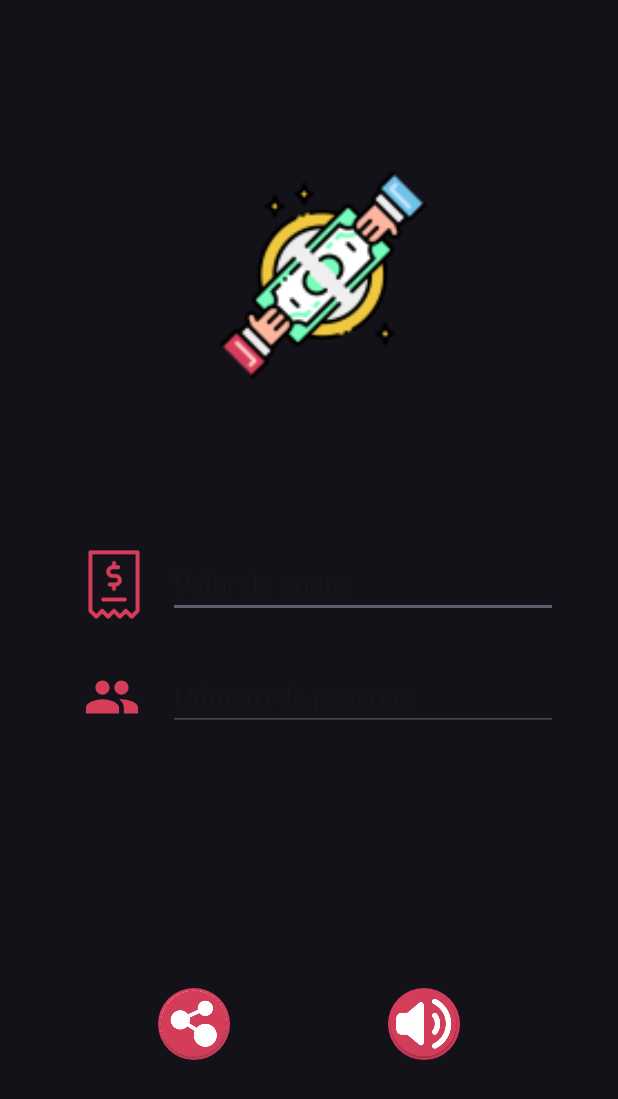
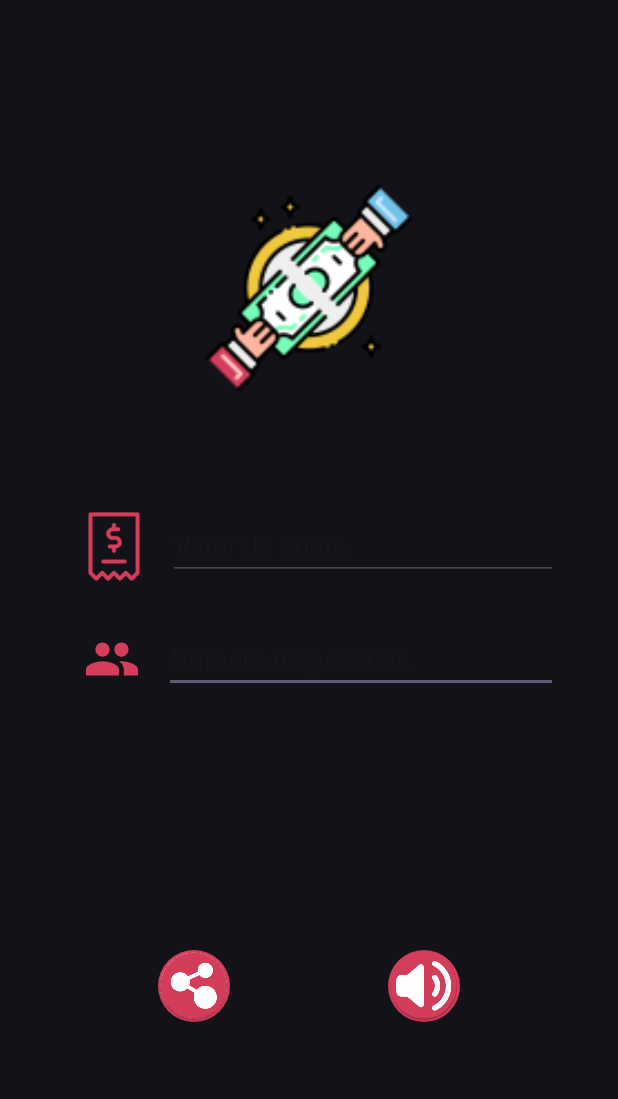
Before and after one commit to Hactchubas/RachaConta, an Android app: the screen it shows after launch (MainActivity), on a phone screen of 412 x 824 dp. Shown: the top 1099 px of the screen. Run offline under Robolectric (Android 15) with nearby library versions, the phone set to English and light mode, and no system bars.

Commit message:
Layout: started ladscape layout

```diff
--- a/app/src/main/AndroidManifest.xml
+++ b/app/src/main/AndroidManifest.xml
@@ -14,8 +14,7 @@
         tools:targetApi="31">
         <activity
             android:name=".MainActivity"
-            android:exported="true"
-            android:screenOrientation="portrait">
+            android:exported="true">
 
             <intent-filter>
                 <action android:name="android.intent.action.MAIN" />
--- a/app/src/main/java/com/example/rachaconta/MainActivity.kt
+++ b/app/src/main/java/com/example/rachaconta/MainActivity.kt
@@ -136,5 +136,4 @@ class MainActivity : AppCompatActivity() , TextToSpeech.OnInitListener{
 
     }
 
-
 }
--- /dev/null
+++ b/app/src/main/res/layout-land/activity_main.xml
@@ -0,0 +1,102 @@
+<?xml version="1.0" encoding="utf-8"?>
+<androidx.constraintlayout.widget.ConstraintLayout xmlns:android="http://schemas.android.com/apk/res/android"
+    xmlns:app="http://schemas.android.com/apk/res-auto"
+    xmlns:tools="http://schemas.android.com/tools"
+    android:id="@+id/main"
+    android:layout_width="match_parent"
+    android:layout_height="match_parent"
+    android:background="#141219"
+    tools:context=".MainActivity">
+
+    <TextView
+        android:id="@+id/result"
+        android:layout_width="wrap_content"
+        android:layout_height="wrap_content"
+        android:textAlignment="center"
+        android:textColor="#FFFFFF"
+        android:textSize="20sp"
+        android:textStyle="bold|italic"
+        tools:layout_editor_absoluteX="584dp"
+        tools:layout_editor_absoluteY="301dp" />
+
+    <ImageView
+        android:id="@+id/imageView"
+        android:layout_width="242dp"
+        android:layout_height="244dp"
+        android:layout_marginStart="40dp"
+        android:scaleType="fitXY"
+        app:layout_constraintBottom_toBottomOf="parent"
+        app:layout_constraintEnd_toStartOf="@+id/imageView4"
+        app:layout_constraintHorizontal_bias="0.5"
+        app:layout_constraintStart_toStartOf="parent"
+        app:layout_constraintTop_toTopOf="parent"
+        app:srcCompat="@mipmap/ic_launcher_foreground" />
+
+    <ImageButton
+        android:id="@+id/shareButton"
+        android:layout_width="48dp"
+        android:layout_height="48dp"
+        android:background="@drawable/roundshape_button"
+        app:srcCompat="@mipmap/share_icon"
+        tools:layout_editor_absoluteX="745dp"
+        tools:layout_editor_absoluteY="91dp" />
+
+    <ImageButton
+        android:id="@+id/soundButton"
+        android:layout_width="wrap_content"
+        android:layout_height="wrap_content"
+        android:background="@drawable/roundshape_button"
+        android:onClick="clickSpeak"
+        app:srcCompat="@mipmap/sound_icon"
+        tools:layout_editor_absoluteX="745dp"
+        tools:layout_editor_absoluteY="168dp" />
+
+    <EditText
+        android:id="@+id/billValue"
+        android:layout_width="0dp"
+        android:layout_height="wrap_content"
+        android:ems="10"
+        android:hint="Valor da conta"
+        android:inputType="numberDecimal"
+        android:textColor="#FFFFFF"
+        tools:layout_editor_absoluteX="366dp"
+        tools:layout_editor_absoluteY="91dp" />
+
+    <ImageView
+        android:id="@+id/imageView4"
+        android:layout_width="wrap_content"
+        android:layout_height="55dp"
+        android:layout_marginStart="20dp"
+        app:layout_constraintEnd_toStartOf="@+id/billValue"
+        app:layout_constraintHorizontal_bias="0.5"
+        app:layout_constraintStart_toEndOf="@+id/imageView"
+        app:layout_constraintTop_toTopOf="@+id/imageView"
+        app:srcCompat="@mipmap/bill_icon_round" />
+
+    <ImageView
+        android:id="@+id/imageView3"
+        android:layout_width="69dp"
+        android:layout_height="65dp"
+        app:srcCompat="@drawable/people_icon_foreground"
+        tools:layout_editor_absoluteX="305dp"
+        tools:layout_editor_absoluteY="158dp" />
+
+    <EditText
+        android:id="@+id/nPeople"
+        android:layout_width="195dp"
+        android:layout_height="wrap_content"
+        android:ems="10"
+        android:hint="Número de pessoas"
+        android:inputType="number"
+        android:textColor="#FFFFFF"
+        tools:layout_editor_absoluteX="374dp"
+        tools:layout_editor_absoluteY="168dp" />
+
+    <androidx.constraintlayout.widget.Guideline
+        android:id="@+id/guideline"
+        android:layout_width="wrap_content"
+        android:layout_height="wrap_content"
+        android:orientation="vertical"
+        app:layout_constraintGuide_begin="280dp" />
+
+</androidx.constraintlayout.widget.ConstraintLayout>
--- a/app/src/main/res/layout/activity_main.xml
+++ b/app/src/main/res/layout/activity_main.xml
@@ -8,31 +8,18 @@
     android:background="#141219"
     tools:context=".MainActivity">
 
-    <ScrollView
-        android:layout_width="match_parent"
-        android:layout_height="match_parent">
-
-        <LinearLayout
-            android:layout_width="match_parent"
-            android:layout_height="wrap_content"
-            android:orientation="vertical" >
-
-            <androidx.constraintlayout.widget.ConstraintLayout
-                android:layout_width="match_parent"
-                android:layout_height="match_parent">
-
     <EditText
         android:id="@+id/nPeople"
         android:layout_width="0dp"
         android:layout_height="wrap_content"
         android:layout_marginTop="30dp"
+        android:layout_marginEnd="40dp"
         android:ems="10"
         android:hint="Número de pessoas"
         android:inputType="number"
         android:textColor="#FFFFFF"
-                    app:layout_constraintEnd_toEndOf="@+id/billValue"
-                    app:layout_constraintHorizontal_bias="1.0"
-                    app:layout_constraintStart_toStartOf="@+id/billValue"
+        app:layout_constraintEnd_toEndOf="parent"
+        app:layout_constraintStart_toEndOf="@+id/imageView3"
         app:layout_constraintTop_toBottomOf="@+id/billValue" />
 
     <EditText
@@ -47,7 +34,8 @@
         app:layout_constraintBottom_toBottomOf="parent"
         app:layout_constraintEnd_toEndOf="parent"
         app:layout_constraintStart_toEndOf="@+id/imageView4"
-                    app:layout_constraintTop_toTopOf="parent" />
+        app:layout_constraintTop_toTopOf="parent"
+        app:layout_constraintVertical_bias="0.438" />
 
     <ImageView
         android:id="@+id/imageView4"
@@ -76,10 +64,9 @@
         android:id="@+id/imageView"
         android:layout_width="240dp"
         android:layout_height="240dp"
+        android:layout_marginTop="72dp"
         android:scaleType="fitXY"
-                    app:layout_constraintBottom_toTopOf="@+id/billValue"
         app:layout_constraintEnd_toEndOf="parent"
-                    app:layout_constraintHorizontal_bias="0.555"
         app:layout_constraintStart_toStartOf="parent"
         app:layout_constraintTop_toTopOf="parent"
         app:srcCompat="@mipmap/ic_launcher_foreground" />
@@ -88,26 +75,11 @@
         android:id="@+id/imageView3"
         android:layout_width="69dp"
         android:layout_height="65dp"
+        android:layout_marginStart="40dp"
         app:layout_constraintBottom_toBottomOf="@+id/nPeople"
-                    app:layout_constraintEnd_toStartOf="@+id/billValue"
-                    app:layout_constraintHorizontal_bias="0.0"
-                    app:layout_constraintStart_toStartOf="@+id/imageView4"
+        app:layout_constraintStart_toStartOf="parent"
         app:layout_constraintTop_toTopOf="@+id/nPeople"
         app:srcCompat="@drawable/people_icon_foreground" />
-
-                <ImageButton
-                    android:id="@+id/shareButton"
-                    android:layout_width="48dp"
-                    android:layout_height="48dp"
-                    android:layout_marginTop="72dp"
-                    android:layout_marginBottom="72dp"
-                    android:background="@drawable/roundshape_button"
-                    app:layout_constraintBottom_toBottomOf="parent"
-                    app:layout_constraintEnd_toStartOf="@+id/soundButton"
-                    app:layout_constraintHorizontal_bias="0.25"
-                    app:layout_constraintStart_toStartOf="parent"
-                    app:layout_constraintTop_toBottomOf="@+id/result"
-                    app:srcCompat="@mipmap/share_icon" />
 
     <ImageButton
         android:id="@+id/soundButton"
@@ -120,10 +92,18 @@
         app:layout_constraintHorizontal_bias="0.5"
         app:layout_constraintStart_toEndOf="@+id/shareButton"
         app:layout_constraintTop_toTopOf="@+id/shareButton"
-                    app:layout_constraintVertical_bias="0.0"
         app:srcCompat="@mipmap/sound_icon" />
-            </androidx.constraintlayout.widget.ConstraintLayout>
-        </LinearLayout>
-    </ScrollView>
+
+    <ImageButton
+        android:id="@+id/shareButton"
+        android:layout_width="48dp"
+        android:layout_height="48dp"
+        android:layout_marginTop="72dp"
+        android:background="@drawable/roundshape_button"
+        app:layout_constraintEnd_toStartOf="@+id/soundButton"
+        app:layout_constraintHorizontal_bias="0.5"
+        app:layout_constraintStart_toStartOf="parent"
+        app:layout_constraintTop_toBottomOf="@+id/result"
+        app:srcCompat="@mipmap/share_icon" />
 
 </androidx.constraintlayout.widget.ConstraintLayout>
```
Lines whose indentation alone changed are shown as unchanged.
